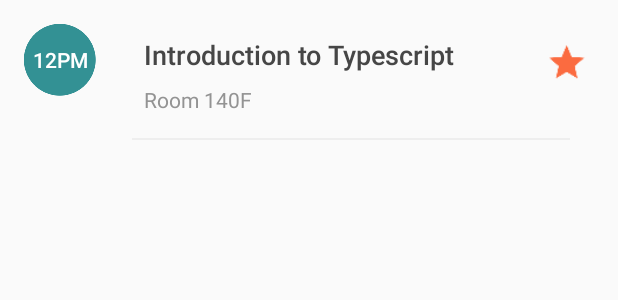
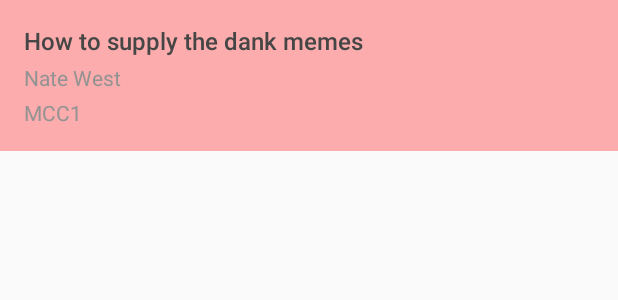
Before and after one commit to selfconference/selfconf-android, an Android app: the layout include_session_row.xml on its own in the app's theme, with its tools: preview values and no code run, on a phone screen of 412 x 824 dp. Shown: the top 300 px of the screen. Run offline under Robolectric (Android 15) with nearby library versions, the phone set to English and light mode, and no system bars.

Commit message:
Create new session list view

```diff
--- a/app/src/main/java/org/selfconference/android/data/Funcs.java
+++ b/app/src/main/java/org/selfconference/android/data/Funcs.java
@@ -3,6 +3,11 @@ package org.selfconference.android.data;
 import rx.functions.Func1;
 
 public final class Funcs {
+
+  public static <T> Func1<T, T> identity() {
+    return value -> value;
+  }
+
   public static <T> Func1<T, Boolean> not(final Func1<T, Boolean> func) {
     return value -> !func.call(value);
   }
--- a/app/src/main/res/layout/fragment_schedule.xml
+++ b/app/src/main/res/layout/fragment_schedule.xml
@@ -14,8 +14,9 @@
       android:layout_height="wrap_content"
       android:background="?attr/colorPrimary"
       android:theme="@style/ThemeOverlay.AppCompat.Dark.ActionBar"
+      app:tabContentStart="60dp"
       app:tabGravity="fill"
-      app:tabMode="fixed"
+      app:tabMode="scrollable"
       />
 
   <android.support.v4.view.ViewPager
--- a/app/src/main/res/layout/include_session_row.xml
+++ b/app/src/main/res/layout/include_session_row.xml
@@ -14,94 +14,43 @@
 <LinearLayout
     xmlns:android="http://schemas.android.com/apk/res/android"
     xmlns:tools="http://schemas.android.com/tools"
-    android:paddingTop="16dp"
-    android:orientation="horizontal"
+    android:layout_width="match_parent"
     android:layout_height="wrap_content"
-    android:layout_width="match_parent"
+    android:background="?attr/selectableItemBackground"
     android:baselineAligned="false"
-    android:background="?attr/selectableItemBackground"
-    tools:background="#FAFAFA"
+    android:orientation="vertical"
+    android:padding="16dp"
+    tools:background="#50FF0000"
     >
 
   <TextView
-      android:id="@+id/start_time"
-      android:layout_width="48dp"
-      android:layout_height="48dp"
-      android:textSize="14sp"
-      android:fontFamily="sans-serif-medium"
-      android:background="@drawable/circle"
-      android:textColor="@android:color/white"
-      android:gravity="center"
-      android:padding="2dp"
-      android:layout_marginStart="16dp"
-      android:layout_marginEnd="16dp"
-      android:layout_marginLeft="16dp"
-      android:layout_marginRight="16dp"
-      tools:text="12PM"
-      />
-
-  <FrameLayout
-      android:id="@+id/box"
-      android:layout_width="0dp"
-      android:layout_weight="1"
-      android:layout_height="wrap_content"
-      android:layout_marginRight="16dp"
-      android:layout_marginEnd="16dp"
-      >
-
-    <LinearLayout
-        android:id="@+id/slot_chip_content"
-        android:layout_width="match_parent"
-        android:layout_height="wrap_content"
-        android:layout_marginTop="8dp"
-        android:paddingLeft="8dp"
-        android:paddingRight="16dp"
-        android:orientation="vertical"
-        >
-
-      <TextView
-          android:id="@+id/slot_title"
+      android:id="@+id/lineOne"
       android:layout_width="wrap_content"
       android:layout_height="wrap_content"
-          android:textSize="18sp"
       android:fontFamily="sans-serif-medium"
       android:textColor="#464646"
-          android:paddingLeft="8dp"
-          android:paddingRight="8dp"
-          tools:text="Introduction to Typescript"
+      android:textSize="16sp"
+      tools:text="How to supply the dank memes"
       />
 
   <TextView
-          android:id="@+id/slot_subtitle"
+      android:id="@+id/lineTwo"
       android:layout_width="wrap_content"
       android:layout_height="wrap_content"
-          android:layout_marginTop="8dp"
-          android:paddingLeft="8dp"
+      android:layout_marginTop="4dp"
+      android:textColor="#939393"
       android:textSize="14sp"
-          android:textColor="#939393"
-          tools:text="Room 140F"
+      tools:text="Nate West"
       />
 
-      <View
-          android:layout_width="match_parent"
-          android:layout_height="1dp"
-          android:layout_marginTop="16dp"
-          android:background="#eee"
+  <TextView
+      android:id="@+id/lineThree"
+      android:layout_width="wrap_content"
+      android:layout_height="wrap_content"
+      android:layout_marginTop="4dp"
+      android:textColor="#939393"
+      android:textSize="14sp"
+      tools:text="MCC1"
       />
 
 </LinearLayout>
-
-    <ImageView
-        android:id="@+id/favorite_session_indicator"
-        android:layout_width="36dp"
-        android:layout_height="36dp"
-        android:src="@drawable/ic_star_grey"
-        android:layout_gravity="right|top"
-        android:layout_marginTop="8dp"
-        android:padding="4dp"
-        android:tint="@color/orange"
-        android:visibility="gone"
-        tools:visibility="visible"
-        />
-  </FrameLayout>
-</LinearLayout>
```
Also changed, not shown: app/src/main/java/org/selfconference/android/ui/session/SessionAdapter.java (+120 -55 lines), app/src/main/java/org/selfconference/android/ui/session/SessionListFragment.java (+41 -46 lines), app/src/main/res/layout/text_header.xml (added, +33 -0 lines). Lines whose indentation alone changed are shown as unchanged.
